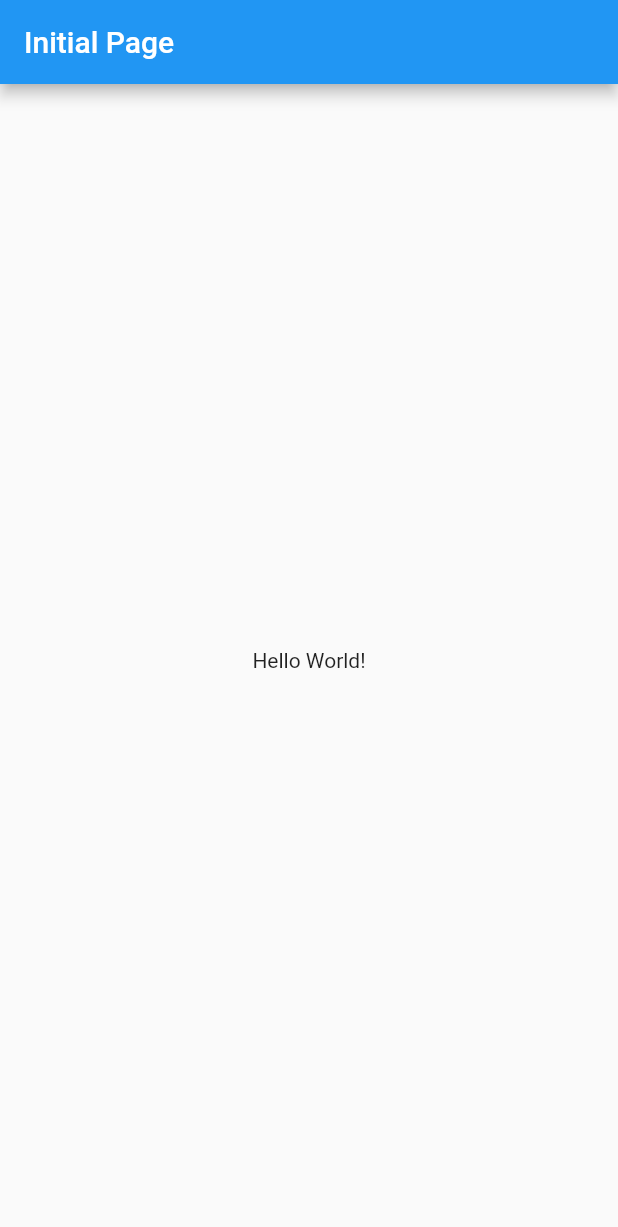
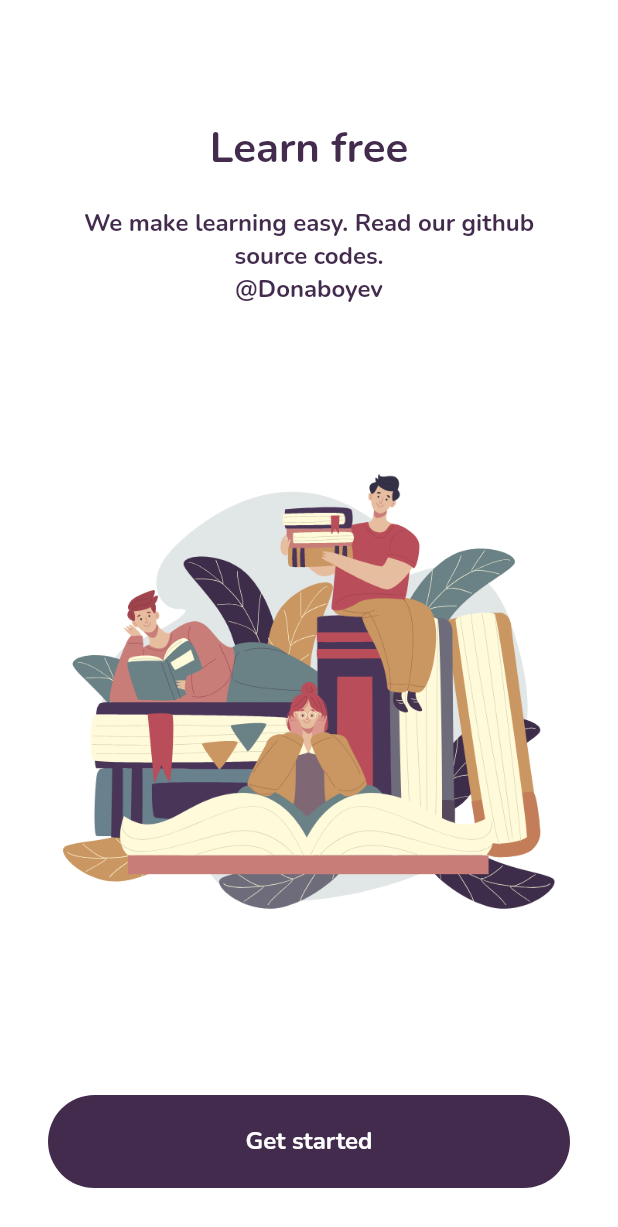
Before and after one commit to Donaboyev/learning-flutter, a Flutter app: the screen it shows after launch, on a phone screen of 412 x 824 dp. Shown: the top 1227 px of the screen. Run offline on Flutter 3.47's test engine with Material 2 defaults, Android fonts, the phone set to English and light mode, and no system bars; missing offline and left inert: keyboard_visibility.

Commit message:
Animated login ui. Followed by youtube tutorial

```diff
--- /dev/null
+++ b/lib/core/colors.dart
@@ -0,0 +1,7 @@
+import 'package:flutter/material.dart';
+
+const clrPrimary = Color(0xFFB40284A);
+const clrBorderInput = Color(0xFFBC7C7C7);
+const clrIcon = Color(0xFFBB9B9B9);
+const clrWhite = Color(0xFFFFFFFF);
+const clrAccent = Color(0xFFBD34C59);
--- a/lib/main.dart
+++ b/lib/main.dart
@@ -1,4 +1,5 @@
 import 'package:flutter/material.dart';
+import 'package:for_learning/screens/login_page.dart';
 
 void main() => runApp(MyApp());
 
@@ -7,31 +8,8 @@ class MyApp extends StatelessWidget {
   Widget build(BuildContext context) {
     return MaterialApp(
       debugShowCheckedModeBanner: false,
-      theme: ThemeData(
-        primarySwatch: Colors.blue,
-      ),
-      home: MyHomePage(),
+      theme: ThemeData(fontFamily: 'Nunito'),
+      home: LoginPage(),
     );
   }
 }
-
-class MyHomePage extends StatefulWidget {
-  @override
-  _MyHomePageState createState() => _MyHomePageState();
-}
-
-class _MyHomePageState extends State<MyHomePage> {
-  @override
-  Widget build(BuildContext context) {
-    return Scaffold(
-      appBar: AppBar(
-        title: Text('Initial Page'),
-      ),
-      body: Center(
-        child: Text(
-          'Hello World!',
-        ),
-      ),
-    );
-  }
-}
--- /dev/null
+++ b/lib/screens/login_page.dart
@@ -0,0 +1,312 @@
+import 'package:flutter/material.dart';
+import 'package:for_learning/core/colors.dart';
+import 'package:for_learning/widgets/input_with_icon.dart';
+import 'package:for_learning/widgets/outline_button.dart';
+import 'package:for_learning/widgets/primary_button.dart';
+import 'package:keyboard_visibility/keyboard_visibility.dart';
+
+class LoginPage extends StatefulWidget {
+  @override
+  _LoginPageState createState() => _LoginPageState();
+}
+
+class _LoginPageState extends State<LoginPage> {
+  int _pageState = 0;
+  var _backgroundColor = clrWhite;
+  var _headingColor = clrPrimary;
+
+  double windowWidth = 0;
+  double windowHeight = 0;
+
+  double _loginYOffset = 0;
+  double _loginXOffset = 0;
+  double _registerYOffset = 0;
+  double _registerHeight = 0;
+
+  double _loginWidth = 0;
+  double _loginHeight = 0;
+  double _loginOpacity = 1;
+  double _headingTop = 80;
+  bool _keyboardVisible = false;
+
+  @override
+  void initState() {
+    super.initState();
+
+    KeyboardVisibilityNotification().addNewListener(
+      onChange: (visible) {
+        setState(() {
+          _keyboardVisible = visible;
+        });
+      },
+    );
+  }
+
+  @override
+  Widget build(BuildContext context) {
+    windowWidth = MediaQuery.of(context).size.width;
+    windowHeight = MediaQuery.of(context).size.height;
+
+    switch (_pageState) {
+      case 0:
+        _backgroundColor = clrWhite;
+        _headingColor = clrPrimary;
+        _loginYOffset = windowHeight;
+        _registerYOffset = windowHeight;
+        _loginXOffset = 0;
+        _loginWidth = windowWidth;
+        _loginOpacity = 1;
+        _headingTop = 80;
+        _loginHeight = _keyboardVisible ? windowHeight : windowHeight - 220;
+        break;
+      case 1:
+        _backgroundColor = clrAccent;
+        _headingColor = clrWhite;
+        _loginYOffset = _keyboardVisible ? 40 : 220;
+        _loginHeight = _keyboardVisible ? windowHeight : windowHeight - 220;
+        _registerYOffset = windowHeight;
+        _loginXOffset = 0;
+        _loginWidth = windowWidth;
+        _loginOpacity = 1;
+        _headingTop = 70;
+        break;
+      case 2:
+        _backgroundColor = clrAccent;
+        _headingColor = clrWhite;
+        _loginYOffset = _keyboardVisible ? 30 : 200;
+        _loginHeight = _keyboardVisible ? windowHeight : windowHeight - 240;
+        _registerYOffset = _keyboardVisible ? 55 : 220;
+        _registerHeight = _keyboardVisible ? windowHeight : windowHeight - 220;
+        _loginXOffset = 20;
+        _loginWidth = windowWidth - 40;
+        _loginOpacity = 0.7;
+        _headingTop = 60;
+        break;
+    }
+    return Scaffold(
+      resizeToAvoidBottomInset: false,
+      body: Container(
+        child: Stack(
+          children: [
+            AnimatedContainer(
+              curve: Curves.fastLinearToSlowEaseIn,
+              duration: Duration(
+                milliseconds: 1000,
+              ),
+              color: _backgroundColor,
+              child: Column(
+                mainAxisAlignment: MainAxisAlignment.spaceBetween,
+                children: [
+                  GestureDetector(
+                    onTap: () {
+                      setState(() {
+                        _pageState = 0;
+                      });
+                    },
+                    child: Container(
+                      child: Column(
+                        children: [
+                          AnimatedContainer(
+                            curve: Curves.fastLinearToSlowEaseIn,
+                            duration: Duration(milliseconds: 1000),
+                            margin: EdgeInsets.only(top: _headingTop),
+                            child: Text(
+                              'Learn free',
+                              style: TextStyle(
+                                color: _headingColor,
+                                fontSize: 28,
+                              ),
+                            ),
+                          ),
+                          Container(
+                            margin: EdgeInsets.all(20),
+                            padding: EdgeInsets.symmetric(horizontal: 32),
+                            child: Text(
+                              'We make learning easy. Read our github source codes.\n@Donaboyev',
+                              textAlign: TextAlign.center,
+                              style: TextStyle(
+                                color: _headingColor,
+                                fontSize: 16,
+                              ),
+                            ),
+                          ),
+                        ],
+                      ),
+                    ),
+                  ),
+                  Container(
+                    padding: EdgeInsets.symmetric(
+                      horizontal: 42,
+                    ),
+                    child: Center(
+                      child: Image.asset('assets/images/splash_bg.png'),
+                    ),
+                  ),
+                  Container(
+                    child: GestureDetector(
+                      onTap: () {
+                        setState(() {
+                          if (_pageState != 0) {
+                            _pageState = 0;
+                          } else {
+                            _pageState = 1;
+                          }
+                        });
+                      },
+                      child: Container(
+                        margin: EdgeInsets.all(32),
+                        padding: EdgeInsets.all(20),
+                        width: double.infinity,
+                        decoration: BoxDecoration(
+                          color: clrPrimary,
+                          borderRadius: BorderRadius.circular(50),
+                        ),
+                        child: Center(
+                          child: Text(
+                            'Get started',
+                            style: TextStyle(
+                              color: clrWhite,
+                              fontSize: 16,
+                            ),
+                          ),
+                        ),
+                      ),
+                    ),
+                  ),
+                ],
+              ),
+            ),
+            AnimatedContainer(
+              padding: EdgeInsets.all(32),
+              width: _loginWidth,
+              height: _loginHeight,
+              curve: Curves.fastLinearToSlowEaseIn,
+              duration: Duration(milliseconds: 1000),
+              transform:
+                  Matrix4.translationValues(_loginXOffset, _loginYOffset, 1),
+              decoration: BoxDecoration(
+                color: clrWhite.withOpacity(_loginOpacity),
+                borderRadius: BorderRadius.only(
+                  topLeft: Radius.circular(25),
+                  topRight: Radius.circular(25),
+                ),
+              ),
+              child: ListView(
+                children: [
+                  Column(
+                    children: [
+                      Container(
+                        margin: EdgeInsets.only(bottom: 20),
+                        child: Text(
+                          'Login to continue',
+                          style: TextStyle(fontSize: 20),
+                        ),
+                      ),
+                      InputWithIcon(
+                        icon: Icons.email,
+                        hint: 'Enter email',
+                      ),
+                      SizedBox(
+                        height: 20,
+                      ),
+                      InputWithIcon(
+                        icon: Icons.vpn_key,
+                        hint: 'Enter password',
+                      )
+                    ],
+                  ),
+                  SizedBox(
+                    height: 20,
+                  ),
+                  Column(
+                    children: [
+                      PrimaryButton(
+                        btnText: 'Login',
+                      ),
+                      SizedBox(
+                        height: 20,
+                      ),
+                      GestureDetector(
+                        onTap: () {
+                          setState(() {
+                            _pageState = 2;
+                          });
+                        },
+                        child: OutlineBtn(
+                          btnText: 'Create new account',
+                        ),
+                      )
+                    ],
+                  )
+                ],
+              ),
+            ),
+            AnimatedContainer(
+              height: _registerHeight,
+              padding: EdgeInsets.all(32),
+              curve: Curves.fastLinearToSlowEaseIn,
+              duration: Duration(milliseconds: 1000),
+              transform: Matrix4.translationValues(0, _registerYOffset, 1),
+              decoration: BoxDecoration(
+                color: clrWhite,
+                borderRadius: BorderRadius.only(
+                  topLeft: Radius.circular(25),
+                  topRight: Radius.circular(25),
+                ),
+              ),
+              child: ListView(
+                children: [
+                  Column(
+                    children: [
+                      Container(
+                        margin: EdgeInsets.only(bottom: 20),
+                        child: Text(
+                          'Create a new account',
+                          style: TextStyle(fontSize: 20),
+                        ),
+                      ),
+                      InputWithIcon(
+                        icon: Icons.email,
+                        hint: 'Enter email',
+                      ),
+                      SizedBox(
+                        height: 20,
+                      ),
+                      InputWithIcon(
+                        icon: Icons.vpn_key,
+                        hint: 'Enter password',
+                      )
+                    ],
+                  ),
+                  SizedBox(
+                    height: 20,
+                  ),
+                  Column(
+                    children: [
+                      PrimaryButton(
+                        btnText: 'Create account',
+                      ),
+                      SizedBox(
+                        height: 20,
+                      ),
+                      GestureDetector(
+                        onTap: () {
+                          setState(() {
+                            _pageState = 1;
+                          });
+                        },
+                        child: OutlineBtn(
+                          btnText: 'Back to login',
+                        ),
+                      )
+                    ],
+                  )
+                ],
+              ),
+            ),
+          ],
+        ),
+      ),
+    );
+  }
+}
--- /dev/null
+++ b/lib/widgets/input_with_icon.dart
@@ -0,0 +1,46 @@
+import 'package:flutter/material.dart';
+import 'package:for_learning/core/colors.dart';
+
+class InputWithIcon extends StatefulWidget {
+  final IconData icon;
+  final String hint;
+
+  InputWithIcon({this.icon, this.hint});
+
+  @override
+  _InputWithIconState createState() => _InputWithIconState();
+}
+
+class _InputWithIconState extends State<InputWithIcon> {
+  @override
+  Widget build(BuildContext context) {
+    return Container(
+      decoration: BoxDecoration(
+          border: Border.all(
+            color: clrBorderInput,
+            width: 2,
+          ),
+          borderRadius: BorderRadius.circular(50)),
+      child: Row(
+        children: [
+          Container(
+            width: 60,
+            child: Icon(
+              widget.icon,
+              size: 20,
+              color: clrIcon,
+            ),
+          ),
+          Expanded(
+              child: TextField(
+            decoration: InputDecoration(
+              contentPadding: EdgeInsets.symmetric(vertical: 20),
+              border: InputBorder.none,
+              hintText: widget.hint,
+            ),
+          ))
+        ],
+      ),
+    );
+  }
+}
--- /dev/null
+++ b/lib/widgets/outline_button.dart
@@ -0,0 +1,34 @@
+import 'package:flutter/material.dart';
+import 'package:for_learning/core/colors.dart';
+
+class OutlineBtn extends StatefulWidget {
+  final String btnText;
+  OutlineBtn({this.btnText});
+
+  @override
+  _OutlineBtnState createState() => _OutlineBtnState();
+}
+
+class _OutlineBtnState extends State<OutlineBtn> {
+  @override
+  Widget build(BuildContext context) {
+    return Container(
+      decoration: BoxDecoration(
+          border: Border.all(
+            color: clrPrimary,
+            width: 2,
+          ),
+          borderRadius: BorderRadius.circular(50)),
+      padding: EdgeInsets.all(20),
+      child: Center(
+        child: Text(
+          widget.btnText,
+          style: TextStyle(
+            color: clrPrimary,
+            fontSize: 16,
+          ),
+        ),
+      ),
+    );
+  }
+}
--- /dev/null
+++ b/lib/widgets/primary_button.dart
@@ -0,0 +1,33 @@
+import 'package:flutter/material.dart';
+import 'package:for_learning/core/colors.dart';
+
+class PrimaryButton extends StatefulWidget {
+  final String btnText;
+
+  PrimaryButton({this.btnText});
+
+  @override
+  _PrimaryButtonState createState() => _PrimaryButtonState();
+}
+
+class _PrimaryButtonState extends State<PrimaryButton> {
+  @override
+  Widget build(BuildContext context) {
+    return Container(
+      decoration: BoxDecoration(
+        color: clrPrimary,
+        borderRadius: BorderRadius.circular(50),
+      ),
+      padding: EdgeInsets.all(20),
+      child: Center(
+        child: Text(
+          widget.btnText,
+          style: TextStyle(
+            color: Colors.white,
+            fontSize: 16,
+          ),
+        ),
+      ),
+    );
+  }
+}
```
Also changed, not shown: pubspec.yaml (+7 -3 lines), assets/fonts/Nunito-Bold.ttf (added), assets/images/profile_image.png (added), assets/images/splash_bg.png (added), pubspec.lock.
